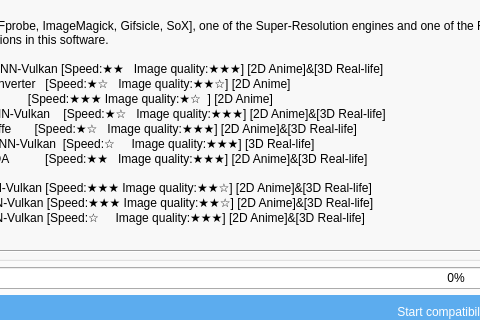
Above: SRC/Waifu2x-Extension-QT/mainwindow.ui from AaronFeng753/Waifu2x-Extension-GUI before the change; both pictures show x 92 to 572 and y 354 to 674 of the 1096 by 797 pixel window. Below: the same form after it.
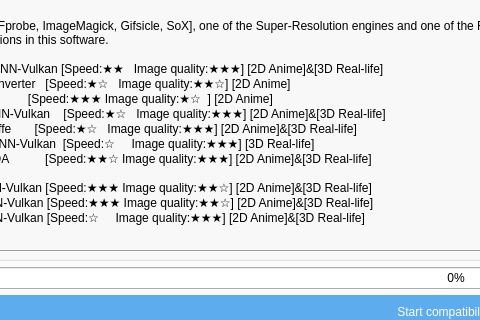
That is the form after the change. The open tabs and pages were chosen to show the change. Icons and pictures are not drawn.

Diff of the .ui file:
```diff
--- a/SRC/Waifu2x-Extension-QT/mainwindow.ui
+++ b/SRC/Waifu2x-Extension-QT/mainwindow.ui
@@ -10927,7 +10927,7 @@
 SRMD-NCNN-Vulkan    [Speed:★☆   Image quality:★★★] [2D Anime]&amp;[3D Real-life]
 Waifu2x-Caffe       [Speed:★☆   Image quality:★★★] [2D Anime]&amp;[3D Real-life]
 RealSR-NCNN-Vulkan  [Speed:☆     Image quality:★★★] [3D Real-life]
-SRMD-CUDA           [Speed:★★   Image quality:★★★] [2D Anime]&amp;[3D Real-life]
+SRMD-CUDA           [Speed:★★☆ Image quality:★★★] [2D Anime]&amp;[3D Real-life]
 
 RIFE-NCNN-Vulkan [Speed:★★★ Image quality:★★☆] [2D Anime]&amp;[3D Real-life]
 CAIN-NCNN-Vulkan [Speed:★★★ Image quality:★★☆] [2D Anime]&amp;[3D Real-life]
```
Left out of the diff: 6 changed lines with no effect on the pictures.
